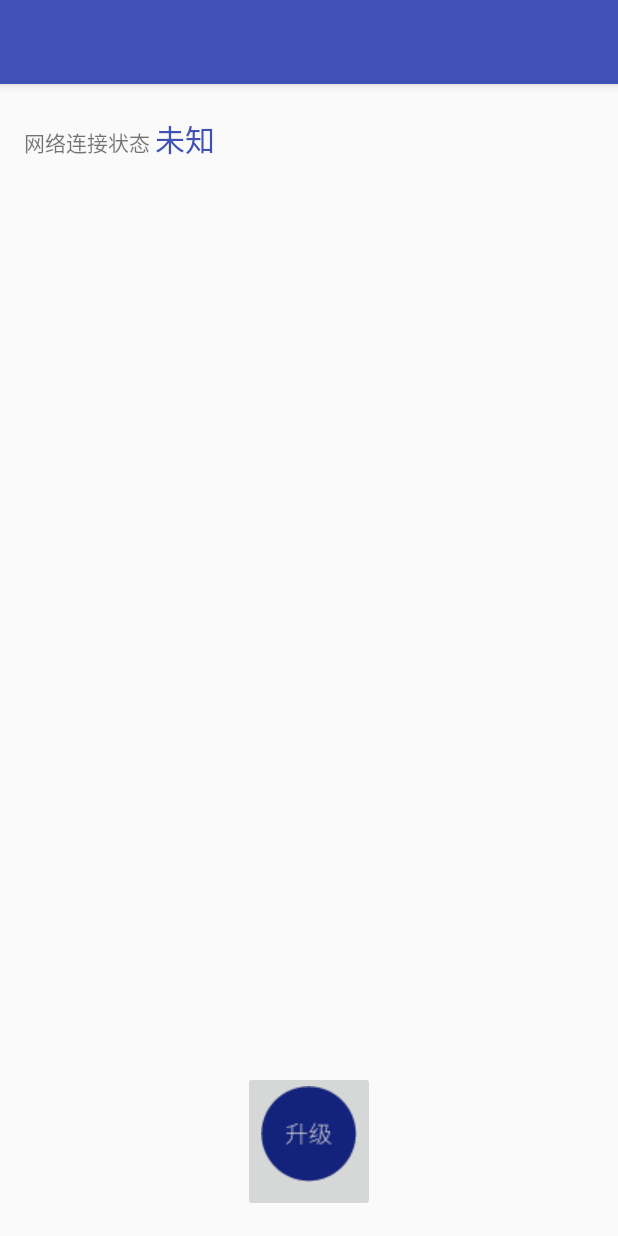
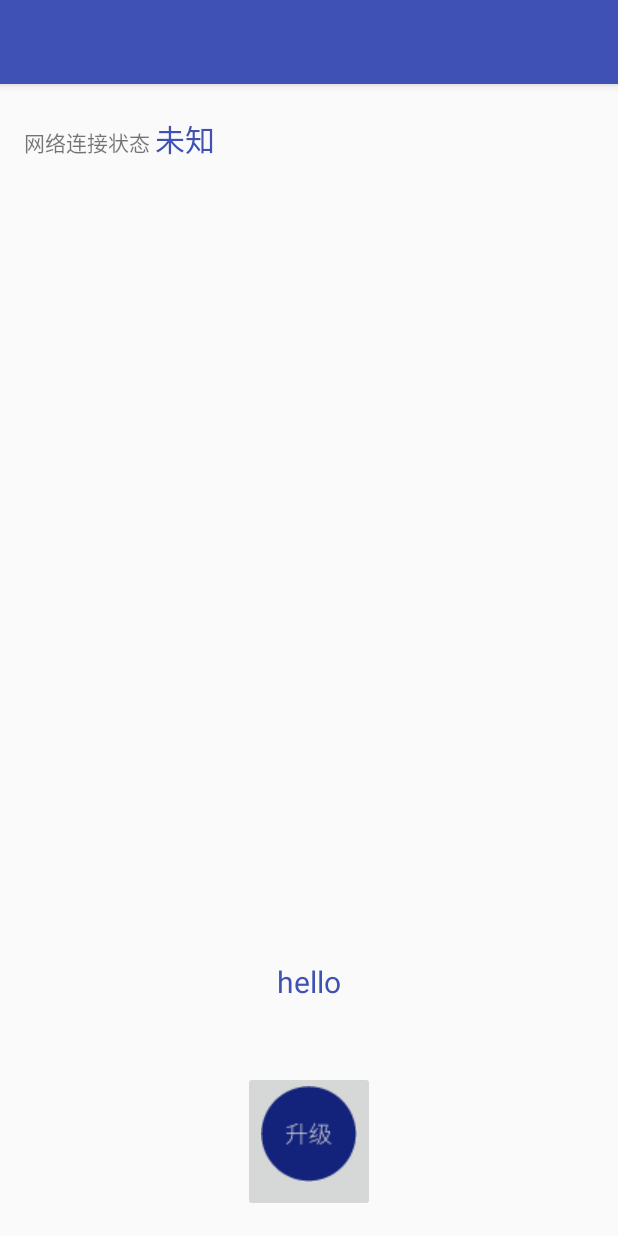
Before and after one commit to BabyMelvin/Upgrade, an Android app: the screen it shows after launch (MainActivity), after a tap on an icon or button, on a phone screen of 412 x 824 dp. Run offline under Robolectric (Android 15) with nearby library versions, the phone set to English and light mode, and no system bars.

Commit message:
添加升级成功消息

```diff
--- a/app/src/main/java/com/test/upgrade/MainActivity.java
+++ b/app/src/main/java/com/test/upgrade/MainActivity.java
@@ -9,6 +9,9 @@ import android.net.DhcpInfo;
 import android.net.wifi.WifiInfo;
 import android.net.wifi.WifiManager;
 import android.os.Bundle;
+import android.os.Handler;
+import android.os.Looper;
+import android.os.Message;
 import android.support.v7.app.AppCompatActivity;
 import android.util.Log;
 import android.view.View;
@@ -37,6 +40,9 @@ public class MainActivity extends AppCompatActivity {
     private LinearLayout mLinearLayout;
     private NetWorkUtils mNetWorkUtils;
     private  boolean mIsClicked=false;
+    private EventHandler mEventtHandler;
+    private TextView mTextViewTip;
+
 
     @Override
     protected void onCreate(Bundle savedInstanceState) {
@@ -59,10 +65,32 @@ public class MainActivity extends AppCompatActivity {
             initData();
         }
     }
+    private  class EventHandler extends Handler{
 
+        public EventHandler(Looper mainLooper) {
+
+        }
+
+        public void handleMessage(Message msg) {
+            switch (msg.what){
+                case 1:
+                    mTextViewTip.setText("连接成功，长传文件中。。。。");
+                    break;
+                case 2:
+                    if(msg.arg1==0){
+                        mTextViewTip.setText("文件升级成功, 正在重启系统中。。。");
+                    }else {
+                        mTextViewTip.setText("文件升级失败  ！！！！！！！！");
+                    }
+                    break;
+                default:
+                    break;
+            }
+        }
+    }
     private void initData() {
         mNetWorkUtils = new NetWorkUtils(this);
-
+        mEventtHandler = new EventHandler(Looper.getMainLooper());
         if(mNetWorkUtils.isNetworkEnable()){
             mConnectStateTextView.setText(mNetWorkUtils.getCurrentNetworkType());
         }
@@ -83,10 +111,11 @@ public class MainActivity extends AppCompatActivity {
         mSsidTextView = (TextView) findViewById(R.id.wifi_info_ssid);
         mSerAddrTextView = (TextView) findViewById(R.id.wifi_info_ser_addr);
         mLinearLayout = (LinearLayout) findViewById(R.id.wifi_info);
+        mTextViewTip = (TextView) findViewById(R.id.tip_info);
     }
 
     public void upgrade(View view){
-        final HttpUtils httpUtils = new HttpUtils(this);
+        final HttpUtils httpUtils = new HttpUtils(this,mEventtHandler);
         if(!"Wi-Fi".equals(mNetWorkUtils.getCurrentNetworkType())){
             Toast.makeText(this, "请连接WIFI", Toast.LENGTH_SHORT).show();
             return;
--- a/app/src/main/res/layout/activity_main.xml
+++ b/app/src/main/res/layout/activity_main.xml
@@ -84,6 +84,16 @@
             </LinearLayout>
         </LinearLayout>
     </LinearLayout>
+    <TextView
+        android:id="@+id/tip_info"
+        android:paddingBottom="140dp"
+        android:layout_alignParentBottom="true"
+        android:layout_centerInParent="true"
+        android:textColor="@color/colorPrimary"
+        android:textSize="20sp"
+        android:layout_width="wrap_content"
+        android:layout_height="wrap_content"
+        android:text="hello"/>
     <ImageButton
         android:paddingBottom="20dp"
         android:layout_centerInParent="true"
```
Also changed, not shown: app/src/main/java/com/test/upgrade/http/HttpUtils.java (+20 -4 lines), 1 other file.
